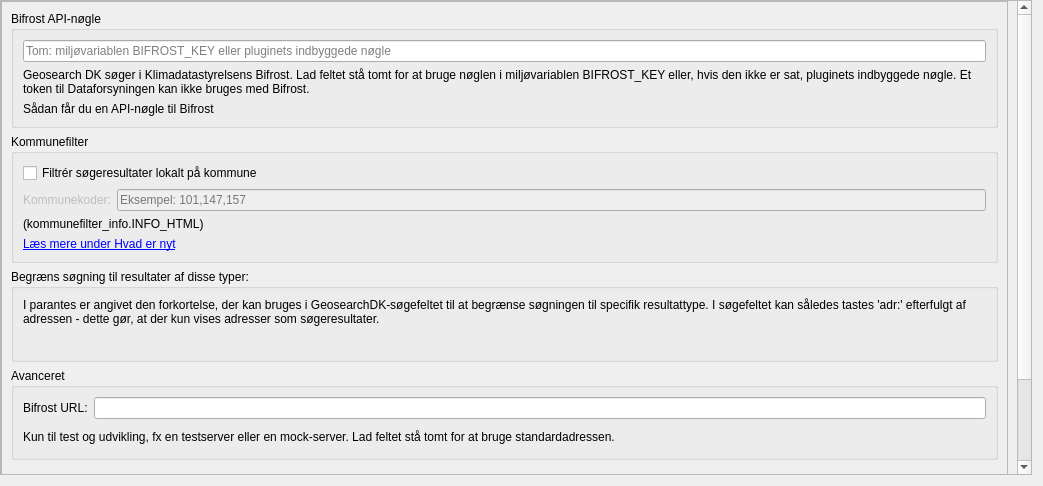
This is src/geosearch_dk/config/settings.ui in AsgerPetersen/qgis-geosearch as Qt 5 draws it before an edit. The edited form follows.
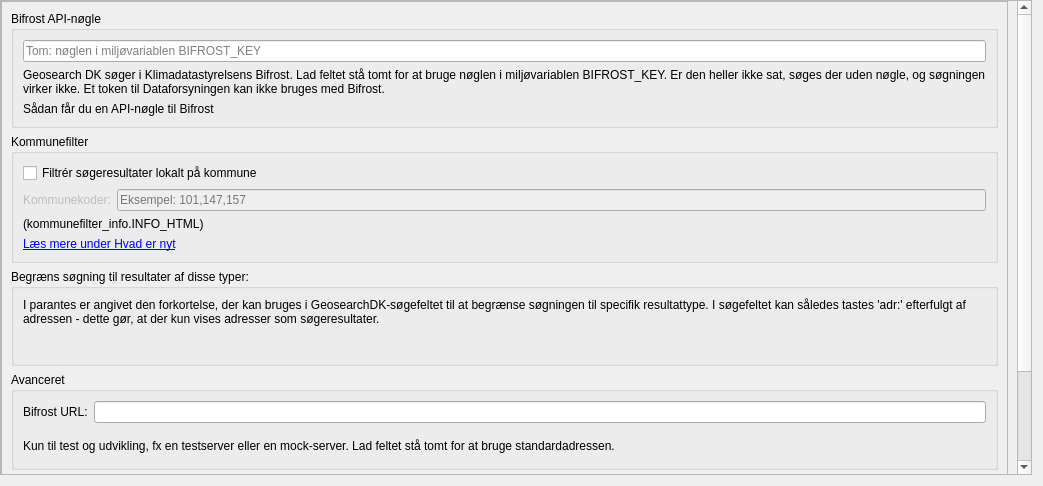
This is the edited form. Custom widgets are drawn as their Qt base class.

Commit message:
Settings: describe the empty key field truthfully; English strings for the kommunefilter
DEFAULT_BIFROST_KEY is empty until #5 is answered, so the key field no
longer promises a built-in key.

```diff
--- a/src/geosearch_dk/config/settings.ui
+++ b/src/geosearch_dk/config/settings.ui
@@ -92,14 +92,14 @@
                 <enum>QLineEdit::PasswordEchoOnEdit</enum>
                </property>
                <property name="placeholderText">
-                <string>Tom: miljøvariablen BIFROST_KEY eller pluginets indbyggede nøgle</string>
+                <string>Tom: nøglen i miljøvariablen BIFROST_KEY</string>
                </property>
               </widget>
              </item>
              <item>
               <widget class="QLabel" name="bifrostKeyHelpLabel">
                <property name="text">
-                <string>Geosearch DK søger i Klimadatastyrelsens Bifrost. Lad feltet stå tomt for at bruge nøglen i miljøvariablen BIFROST_KEY eller, hvis den ikke er sat, pluginets indbyggede nøgle. Et token til Dataforsyningen kan ikke bruges med Bifrost.</string>
+                <string>Geosearch DK søger i Klimadatastyrelsens Bifrost. Lad feltet stå tomt for at bruge nøglen i miljøvariablen BIFROST_KEY. Er den heller ikke sat, søges der uden nøgle, og søgningen virker ikke. Et token til Dataforsyningen kan ikke bruges med Bifrost.</string>
                </property>
                <property name="wordWrap">
                 <bool>true</bool>
```
The commit also changes 2 other files.
